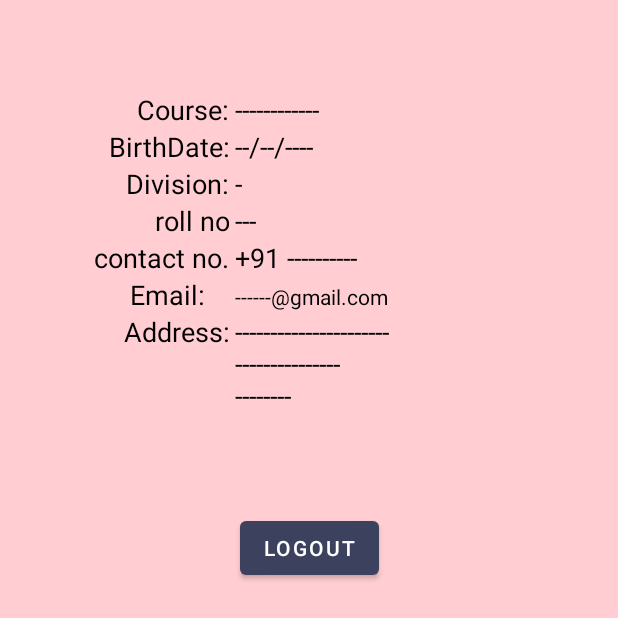
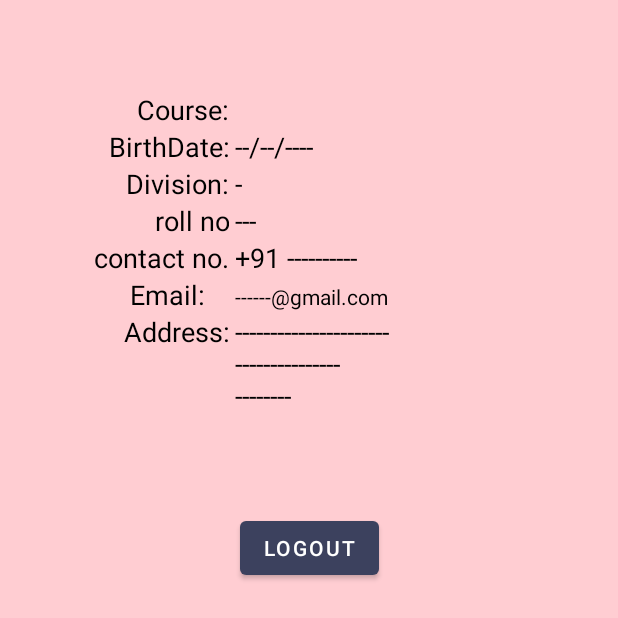
Before and after one commit to sourabhchouhan07/AttendaceWithFace_engage-22, an Android app: the fragment ProfileFragment placed in its activity, on a phone screen of 412 x 824 dp, the part 555-1173 px from its top. Run offline under Robolectric (Android 15) with nearby library versions, the phone set to English and light mode, and no system bars; our stand-ins replace Firebase (no records; nobody signed in at launch, a user with empty details on screens opened directly); libraries missing offline, so code that uses them is left out: com.etebarian.meowbottomnavigation; plain views replace MeowBottomNavigation; 27 statements that could not run were skipped.

Commit message:
final commit

```diff
--- a/app/build.gradle
+++ b/app/build.gradle
@@ -94,6 +94,7 @@ dependencies {
     androidTestImplementation 'androidx.test.ext:junit:1.1.3'
     androidTestImplementation 'androidx.test.espresso:espresso-core:3.4.0'
 
+    implementation 'com.pranavpandey.android:dynamic-toasts:1.3.0'
 
     //bottom Nav bar Library
     implementation 'com.etebarian:meow-bottom-navigation-java:1.2.0'
--- a/app/src/main/java/com/engage/sourabh/attandanceSystem/Activity/AddStudent.java
+++ b/app/src/main/java/com/engage/sourabh/attandanceSystem/Activity/AddStudent.java
@@ -45,6 +45,7 @@ public class AddStudent extends AppCompatActivity {
     @Override
     protected void onCreate(Bundle savedInstanceState) {
         super.onCreate(savedInstanceState);
+
         setContentView(R.layout.activity_add_student);
 
 
--- a/app/src/main/java/com/engage/sourabh/attandanceSystem/Activity/LoginActivity.java
+++ b/app/src/main/java/com/engage/sourabh/attandanceSystem/Activity/LoginActivity.java
@@ -142,7 +142,7 @@ public class LoginActivity extends AppCompatActivity {
                                                 startActivity(intent);
                                             }else if(usertypelogin.equals("institute"))
                                             {
-                                                String name=dataSnapshot.child("name").getValue().toString();
+                                                String name=dataSnapshot.child("fullname").getValue().toString();
                                                 ((global)getApplication()).setFullname(name);
                                                 progressBar.setVisibility(View.GONE);
                                                 Intent intent = new Intent(LoginActivity.this, IndexActivity.class);
--- a/app/src/main/java/com/engage/sourabh/attandanceSystem/Activity/SignUpActivity.java
+++ b/app/src/main/java/com/engage/sourabh/attandanceSystem/Activity/SignUpActivity.java
@@ -161,10 +161,10 @@ public class SignUpActivity extends AppCompatActivity {
 
             final HashMap<String, String> profile = new HashMap<>();
             profiledatabase profiledatabase = new profiledatabase(" ",name, email, " ", " ", " ", " ", " ", userType, " ", " ", " ", " ", " ", "");
-            profile.put("name", name);
+            profile.put("fullname", name);
             profile.put("email", email);
             profile.put("userType", "institute");
-            profile.put("number",number);
+            profile.put("numbers",number);
             profile.put("code",code);
             String keyto =uniKey.push().getKey();
             uniKey.child(keyto).setValue(code);
@@ -180,7 +180,7 @@ public class SignUpActivity extends AppCompatActivity {
                                 rootRef = FirebaseDatabase.getInstance().getReference();
                                 Toast.makeText(SignUpActivity.this, "Account created successfully...", Toast.LENGTH_SHORT).show();
                                 String currentUserId = currentUser.getUid();
-                                profile.put("userId", currentUserId);
+                                profile.put("uid", currentUserId);
 
 
                                 rootRef.child("Profile").child(currentUserId).setValue(profile);
--- a/app/src/main/java/com/engage/sourabh/attandanceSystem/Activity/SplashScreen.java
+++ b/app/src/main/java/com/engage/sourabh/attandanceSystem/Activity/SplashScreen.java
@@ -23,6 +23,7 @@ import com.google.firebase.database.DatabaseError;
 import com.google.firebase.database.DatabaseReference;
 import com.google.firebase.database.FirebaseDatabase;
 import com.google.firebase.database.ValueEventListener;
+import com.pranavpandey.android.dynamic.toasts.DynamicToast;
 
 public class SplashScreen extends AppCompatActivity {
     String inCode="";
@@ -101,8 +102,8 @@ public class SplashScreen extends AppCompatActivity {
                             String usertypelogin=dataSnapshot.child("userType").getValue().toString();
                             inCode=dataSnapshot.child("code").getValue().toString();
 
+                            DynamicToast.makeSuccess(SplashScreen.this, "Successfully login").show();
 
-                            Toast.makeText(SplashScreen.this,"Successfully login ",Toast.LENGTH_SHORT).show();
 
                             //NOW selecting Correct User from his Database
 
@@ -135,7 +136,7 @@ public class SplashScreen extends AppCompatActivity {
                                 i.putExtra("uid",uid);
                                 ((global)getApplication()).setInstituteCode(inCode);
 
-                                String name=dataSnapshot.child("name").getValue().toString();
+                                String name=dataSnapshot.child("fullname").getValue().toString();
                                 ((global)getApplication()).setFullname(name);
                                 i.putExtra("code",inCode);
                                 i.putExtra("userType",usertypelogin);
--- a/app/src/main/java/com/engage/sourabh/attandanceSystem/Fragment/ProfileFragment.java
+++ b/app/src/main/java/com/engage/sourabh/attandanceSystem/Fragment/ProfileFragment.java
@@ -2,7 +2,6 @@ package com.engage.sourabh.attandanceSystem.Fragment;
 
 import static android.view.View.GONE;
 
-import android.annotation.SuppressLint;
 import android.content.Intent;
 import android.os.Bundle;
 import android.view.LayoutInflater;
@@ -41,7 +40,7 @@ public class ProfileFragment extends Fragment {
 
     private TextView rollnumber, usertype, rollt;
 
-    private TextView divt, showdegreet, showDegree;
+    private TextView divt, showdegreet, showDegree,showDob,showCourse,showAddress;
 
     private ImageView profile;
 
@@ -57,14 +56,17 @@ public class ProfileFragment extends Fragment {
 
         logout = fragmentView.findViewById(R.id.logout);
         profile = fragmentView.findViewById(R.id.imageView2);
-
+             showAddress=fragmentView.findViewById(R.id.showaddress);
+             showCourse=fragmentView.findViewById(R.id.showcourse);
+             showDob=fragmentView.findViewById(R.id.showdob);
         progrssBar = fragmentView.findViewById(R.id.profilepb);
         div = fragmentView.findViewById(R.id.div);
         rollnumber = fragmentView.findViewById(R.id.rollnumber);
         usertype = fragmentView.findViewById(R.id.usertype);
         divt = fragmentView.findViewById(R.id.divt);
         rollt = fragmentView.findViewById(R.id.rollt);
-
+        showDegree = fragmentView.findViewById(R.id.showdegree);
+        showdegreet = fragmentView.findViewById(R.id.showdegreet);
         userfullName = fragmentView.findViewById(R.id.full_name);
         showCourses = fragmentView.findViewById(R.id.showcource);
         BOD = fragmentView.findViewById(R.id.Birthofdate);
@@ -73,8 +75,7 @@ public class ProfileFragment extends Fragment {
         Addresses = fragmentView.findViewById(R.id.address);
 
 
-        showDegree = fragmentView.findViewById(R.id.showdegree);
-        showdegreet = fragmentView.findViewById(R.id.showdegreet);
+
         showDegree.setVisibility(GONE);
         showdegreet.setVisibility(GONE);
         logout.setOnClickListener(new View.OnClickListener() {
@@ -151,6 +152,18 @@ public class ProfileFragment extends Fragment {
 
 
 
+                if(userDatabaseSet.getBirthofdate()==null){
+                    showDob.setVisibility(View.INVISIBLE);
+                }
+
+
+                if(userDatabaseSet.getCourse()==null && userDatabaseSet.getCourece()==null){
+                    showCourse.setVisibility(View.INVISIBLE);
+                }
+
+                if(userDatabaseSet.getAddresss()==null){
+                    showAddress.setVisibility(View.INVISIBLE);
+                }
 
 
 
--- a/app/src/main/res/layout/fragment_profile.xml
+++ b/app/src/main/res/layout/fragment_profile.xml
@@ -71,6 +71,7 @@
             <TableRow>
 
                 <TextView
+                    android:id="@+id/showcourse"
                     android:layout_width="138dp"
                     android:paddingEnd="4sp"
                     android:text="Course:"
@@ -82,7 +83,7 @@
                     android:id="@+id/showcource"
                     android:layout_width="200dp"
                     android:layout_height="wrap_content"
-                    android:text="------------"
+                    android:text=""
                     android:textAlignment="textStart"
                     android:textColor="#000000"
                     android:textSize="18dp" />
@@ -112,6 +113,7 @@
             <TableRow>
 
                 <TextView
+                    android:id="@+id/showdob"
                     android:layout_width="138dp"
                     android:paddingEnd="4sp"
                     android:text="BirthDate:"
@@ -210,6 +212,7 @@
             <TableRow>
 
                 <TextView
+                    android:id="@+id/showaddress"
                     android:paddingEnd="4sp"
                     android:text="@string/address"
                     android:textAlignment="textEnd"
--- a/app/src/main/res/values/themes.xml
+++ b/app/src/main/res/values/themes.xml
@@ -13,7 +13,7 @@
         <item name="colorSecondaryVariant">@color/colorPrimary</item>
         <item name="colorOnSecondary">@color/colorBackground</item>
         <!-- Status bar color. -->
-        <item name="android:statusBarColor" tools:targetApi="l">@color/colorPrimary</item>
+        <item name="android:statusBarColor" >@color/colorPrimary</item>
         <!-- Customize your theme here. -->
     </style>
 </resources>
```
Also changed, not shown: app/src/main/java/com/engage/sourabh/attandanceSystem/Activity/AddStudentFace.java (+6 -2 lines), app/src/main/java/com/engage/sourabh/attandanceSystem/Activity/CameraAttendance.java (+5 -3 lines), app/src/main/java/com/engage/sourabh/attandanceSystem/Fragment/TeacherHomeFragment.java (+4 -4 lines), 1 other file.
